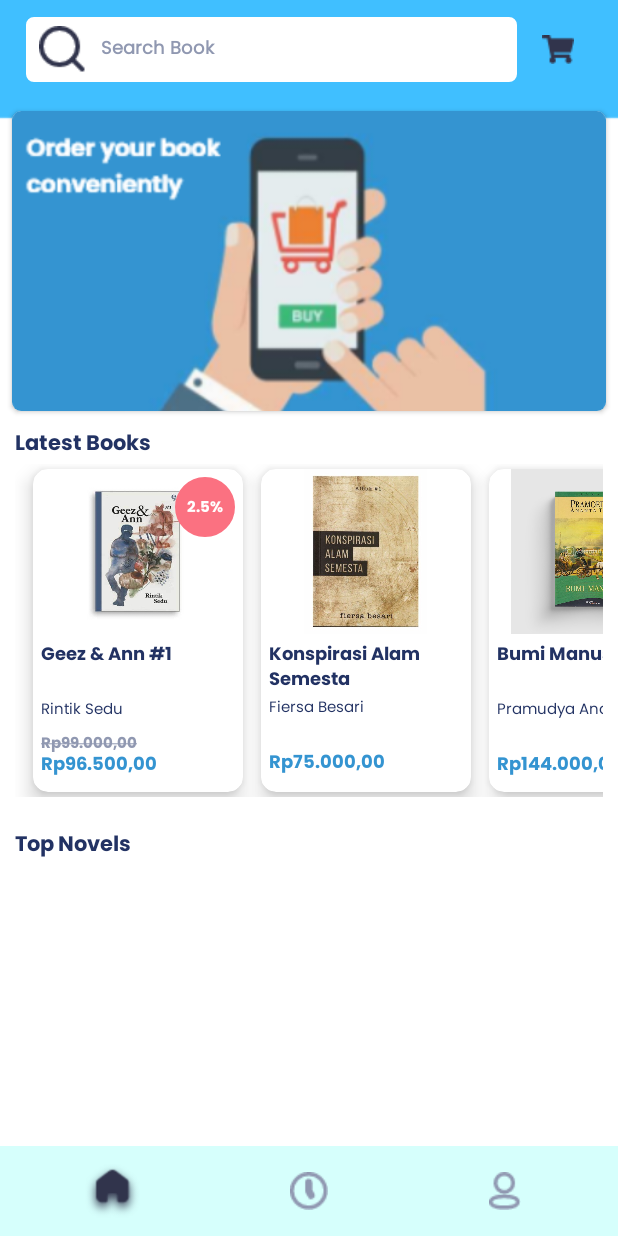
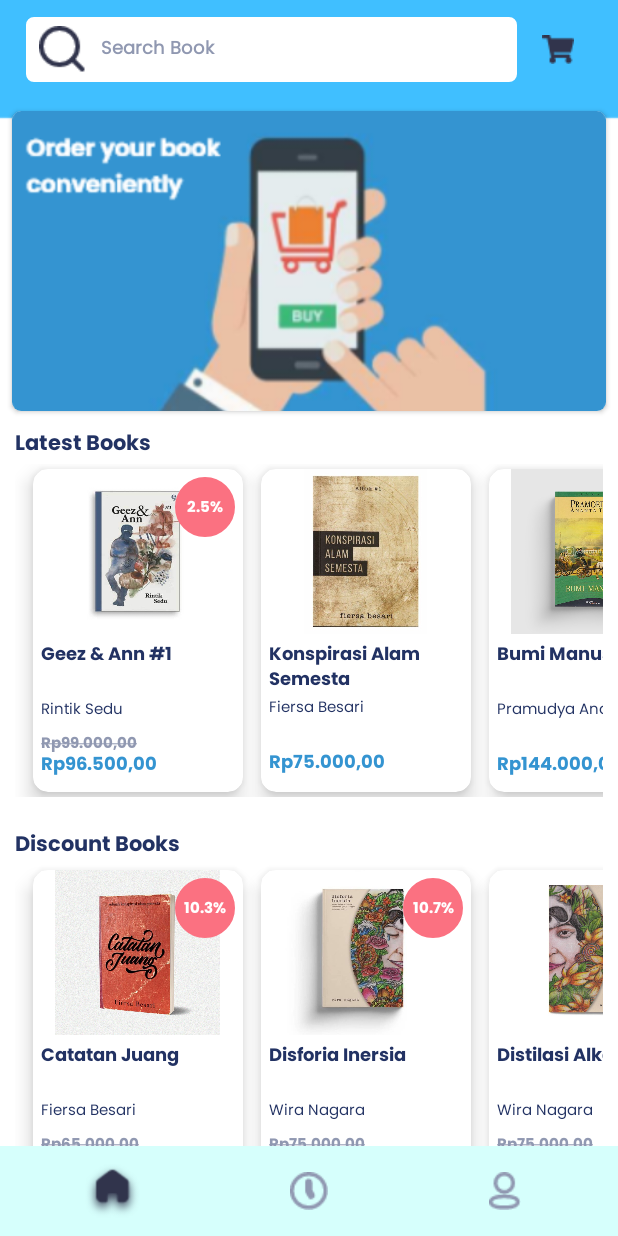
Before and after one commit to nandaiqbalh/book-store-tugas-ppb, an Android app: the DashboardFragment screen opened directly, with no data from a screen before it, on a phone screen of 412 x 824 dp. Run offline under Robolectric (Android 15) with nearby library versions, the phone set to English and light mode, and no system bars; our stand-ins replace Picasso; pictures from the network do not load.

Commit message:
Discount Books

```diff
--- a/app/src/main/java/com/nandaiqbalh/tugaspbb/home/DashboardFragment.java
+++ b/app/src/main/java/com/nandaiqbalh/tugaspbb/home/DashboardFragment.java
@@ -80,7 +80,7 @@ public class DashboardFragment extends Fragment {
     SliderAdapter sliderAdapter;
 
     // recycler view
-    RecyclerView rvLatestBook;
+    RecyclerView rvLatestBook, rvDsicountBooks;
     ArrayList<Book> dataHolder;
 
     ImageButton btnCart;
@@ -99,6 +99,7 @@ public class DashboardFragment extends Fragment {
         vpSlider.setAdapter(sliderAdapter);
 
         setOfflineLatestBook();
+        setOfflineLDiscountBook();
 
         // latest book
 //        getLatestBook();
@@ -115,6 +116,7 @@ public class DashboardFragment extends Fragment {
         sliderAdapter = new SliderAdapter(getContext());
 
         rvLatestBook = (RecyclerView) view.findViewById(R.id.rv_latest_book);
+        rvDsicountBooks = (RecyclerView) view.findViewById(R.id.rv_discounts);
 
         btnCart = (ImageButton) view.findViewById(R.id.ib_cart_dashboard);
 
@@ -158,6 +160,31 @@ public class DashboardFragment extends Fragment {
         rvLatestBook.setAdapter(new BookAdapter(requireActivity(), dataHolder));
     }
 
+    private void setOfflineLDiscountBook(){
+        // produk recycler view
+
+        rvDsicountBooks.setLayoutManager(new LinearLayoutManager(getContext()));
+
+        // MENAMBAHKAN BUKU SECARA OFFLINE DARI INTERNAL PROJECT
+        // menambahkan produk ke holder -> Featured Product
+        dataHolder = new ArrayList<>();
+        Book diskon1 = new Book("Catatan Juang", "Fiersa Besari", "FB-02", "2", "175", "Bahasa Indonesia",  "65000" , "6700", R.drawable.buku_catatan_juang);
+        dataHolder.add(diskon1);
+        Book diskon2 = new Book("Disforia Inersia", "Wira Nagara", "WN-01", "5", "166", "Bahasa Indonesia",  "75000" , "8000", R.drawable.buku_disforsia_inersia);
+        dataHolder.add(diskon2);
+        Book diskon3 = new Book("Distilasi Alkena", "Wira Nagara", "WN-02", "4", "177", "Bahasa Indonesia",  "75000" , "10000", R.drawable.buku_distilasi_alkena);
+        dataHolder.add(diskon3);
+        Book diskon4 = new Book("Atomic Habbits", "James Clear", "JC-01", "3", "244", "English",  "144000" , "10000", R.drawable.buku_atomic);
+        dataHolder.add(diskon4);
+        Book diskon5 = new Book("The Kite Runner", "Khaled Hosseini", "KH-01", "1", "400", "English",  "125000" , "8000", R.drawable.buku_thekiterunner);
+        dataHolder.add(diskon5);
+
+        LinearLayoutManager linearLayoutManager = new LinearLayoutManager(getActivity());
+        linearLayoutManager.setOrientation(RecyclerView.HORIZONTAL);
+        rvDsicountBooks.setLayoutManager(linearLayoutManager);
+        rvDsicountBooks.setAdapter(new BookAdapter(requireActivity(), dataHolder));
+    }
+
 //     // get book with API
 //    private ArrayList<Book> latestBooksArrayList = new ArrayList<>();
 //
--- a/app/src/main/res/layout/activity_sign_in.xml
+++ b/app/src/main/res/layout/activity_sign_in.xml
@@ -26,7 +26,7 @@
             android:layout_gravity="center"
             android:layout_marginTop="10dp"
             android:fontFamily="@font/poppins_bold"
-            android:text="Welcome to\nDua Belas Book Store!"
+            android:text="Welcome to\nCurious Minds Book Store!"
             android:textAlignment="center"
             android:textColor="@color/font_nama"
             android:textSize="16sp" />
@@ -36,7 +36,7 @@
             android:layout_height="wrap_content"
             android:layout_gravity="center"
             android:fontFamily="@font/poppins_regular"
-            android:text="Sign in to continue"
+            android:text="Please, sign in to continue!"
             android:textColor="@color/font_nama"
             android:textSize="12sp" />
 
--- a/app/src/main/res/layout/activity_sign_up.xml
+++ b/app/src/main/res/layout/activity_sign_up.xml
@@ -33,7 +33,7 @@
         <TextView
             android:layout_width="wrap_content"
             android:layout_height="wrap_content"
-            android:text="Create an account"
+            android:text="Create an account."
             android:textColor="@color/font_nama"
             android:fontFamily="@font/poppins_regular"
             android:layout_gravity="center"
--- a/app/src/main/res/layout/fragment_dashboard.xml
+++ b/app/src/main/res/layout/fragment_dashboard.xml
@@ -106,13 +106,13 @@
                     android:layout_width="wrap_content"
                     android:layout_height="25dp"
                     android:fontFamily="@font/poppins_bold"
-                    android:text="Top Novels"
+                    android:text="Discount Books"
                     android:textColor="@color/neutral_dark"
                     android:textSize="14sp" />
 
 
                 <androidx.recyclerview.widget.RecyclerView
-                    android:id="@+id/rv_top_novels"
+                    android:id="@+id/rv_discounts"
                     android:layout_width="match_parent"
                     android:layout_height="wrap_content" />
             </LinearLayout>
```
Also changed, not shown: app/src/main/res/drawable/buku_atomic.jpg (added), app/src/main/res/drawable/buku_catatan_juang.jpg (added), app/src/main/res/drawable/buku_disforsia_inersia.jpg (added), app/src/main/res/drawable/buku_distilasi_alkena.jpeg (added), app/src/main/res/drawable/buku_thekiterunner.jpg (added).
